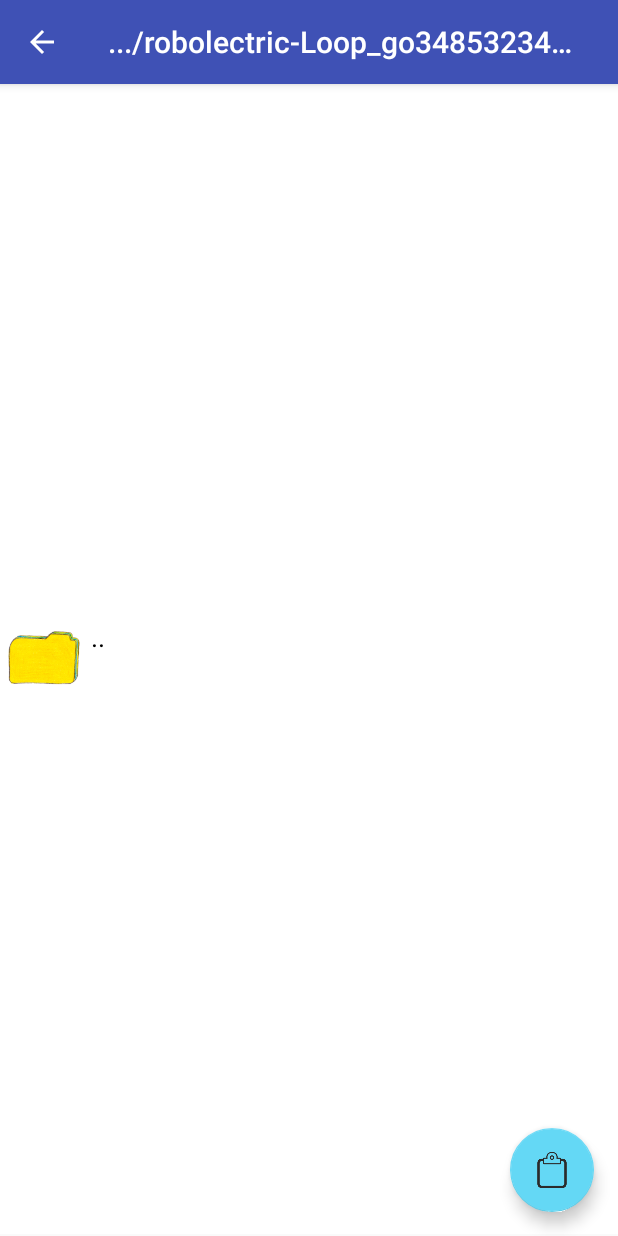
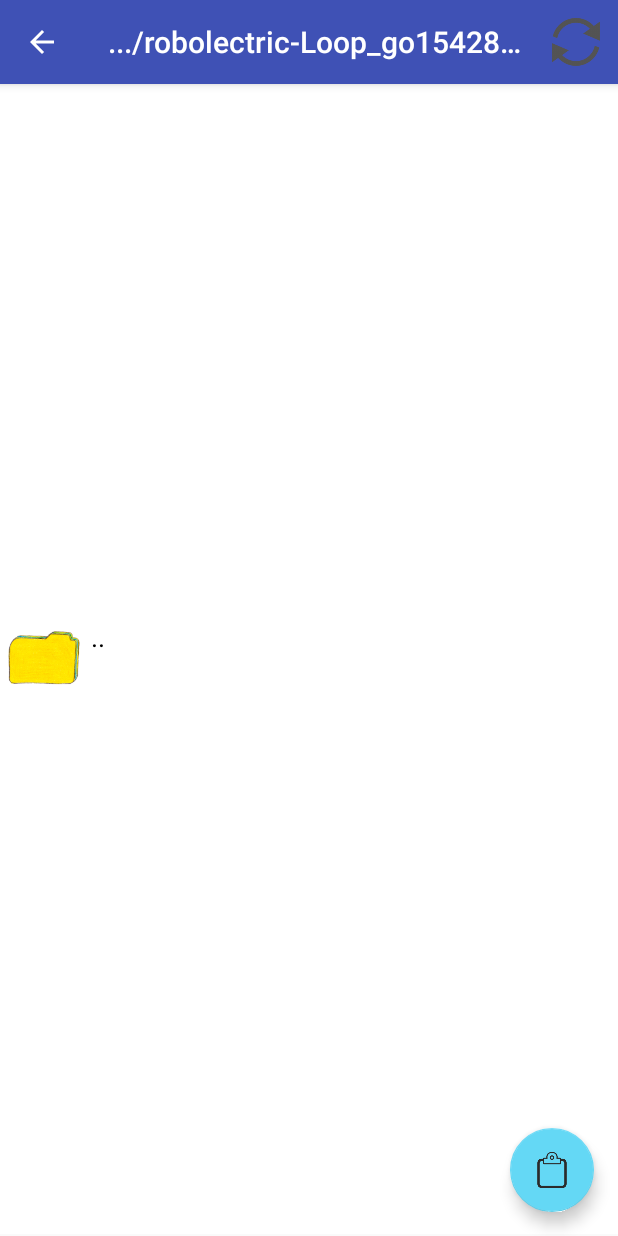
Before and after one commit to luoyesiqiu/ZhaoChuan, an Android app: the SessionActivity screen opened directly, with no data from a screen before it, on a phone screen of 412 x 824 dp. Run offline under Robolectric (Android 15) with nearby library versions, the phone set to English and light mode, and no system bars; 5 statements that could not run were skipped.

Commit message:
更新列表刷新功能

```diff
--- a/app/src/main/java/com/zyw/zhaochuan/fragment/RemoteListFragment.java
+++ b/app/src/main/java/com/zyw/zhaochuan/fragment/RemoteListFragment.java
@@ -131,6 +131,7 @@
         }
 
         rootAct.getSupportActionBar().setTitle(getShortPath(curPath.toString()));
+        SessionActivity.isLocalFragment=false;
         return rootView;
     }
 
--- /dev/null
+++ b/app/src/main/res/menu/session_menu.xml
@@ -0,0 +1,11 @@
+<?xml version="1.0" encoding="utf-8"?>
+<menu xmlns:android="http://schemas.android.com/apk/res/android"
+    xmlns:app="http://schemas.android.com/apk/res-auto">
+
+<item app:showAsAction="always"
+    android:id="@+id/session_menu_refresh"
+    android:icon="@mipmap/session_menu_refresh"
+    android:title="刷新">
+
+</item>
+</menu>
```
Also changed, not shown: app/src/main/java/com/zyw/zhaochuan/activity/SessionActivity.java (+25 -3 lines), app/src/main/java/com/zyw/zhaochuan/fragment/LocalListFragment.java (+12 -2 lines), app/src/main/java/com/zyw/zhaochuan/services/TcpService.java (+3 -26 lines), app/src/main/res/mipmap-hdpi/session_menu_refresh.png (added).
